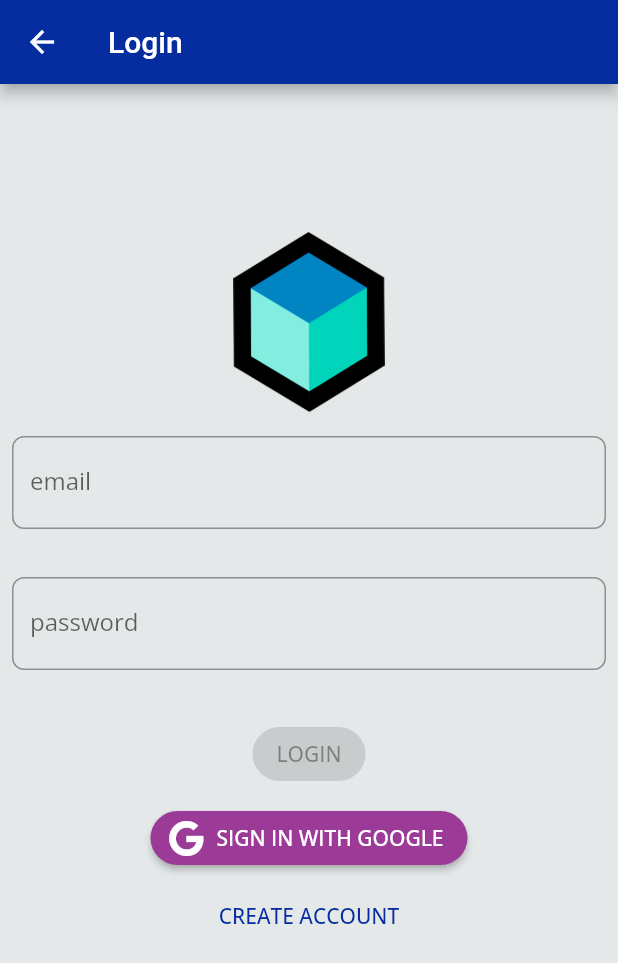
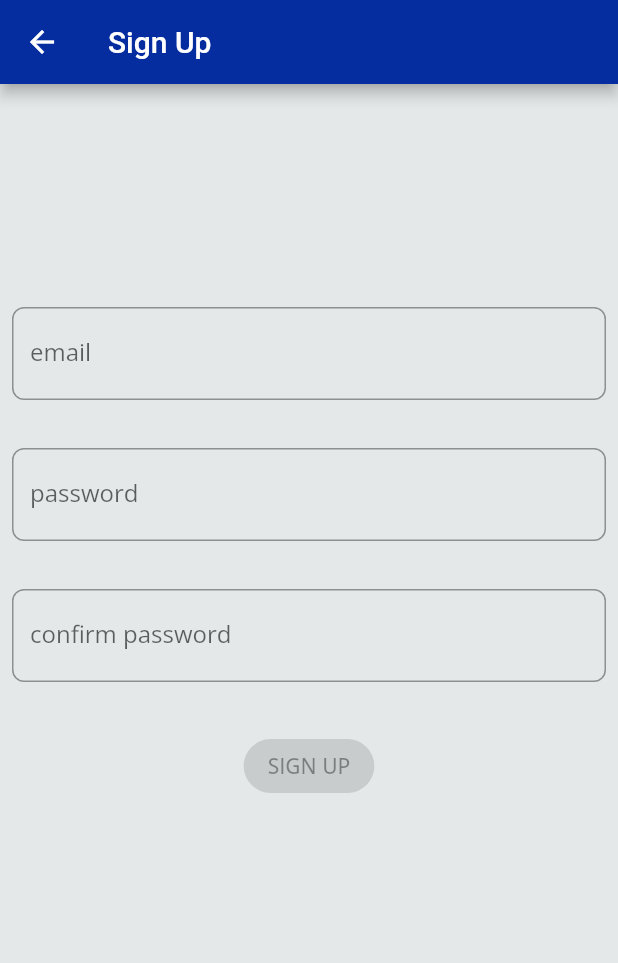
Before and after one commit to piyushpatel130689/flutter_bloc_firebase, a Flutter app: the LoginPage screen opened directly, after a tap on "CREATE ACCOUNT", on a phone screen of 412 x 824 dp. Shown: the top 963 px of the screen. Run offline on Flutter 3.47's test engine with Material 2 defaults, Android fonts, the phone set to English and light mode, and no system bars; our stand-ins replace bloc, equatable, firebase_auth, firebase_core, flutter_bloc, font_awesome_flutter and 3 more; missing offline and left inert: flow_builder, very_good_analysis; accounts and stored records are empty.

Commit message:
signup form valiation

```diff
--- a/lib/login/view/login_form.dart
+++ b/lib/login/view/login_form.dart
@@ -3,6 +3,7 @@ import 'package:flutter/material.dart';
 import 'package:font_awesome_flutter/font_awesome_flutter.dart';
 import 'package:formz/formz.dart';
 import 'package:piyush_flutter_bloc/login/cubit/login_cubit.dart';
+import 'package:piyush_flutter_bloc/sign_up/view/sign_up_page.dart';
 
 class LoginForm extends StatelessWidget {
   const LoginForm({Key? key}) : super(key: key);
@@ -144,8 +145,7 @@ class _SignUpButton extends StatelessWidget {
     final theme = Theme.of(context);
     return TextButton(
       key: const Key('loginForm_createAccount_flatButton'),
-      //onPressed: () => Navigator.of(context).push<void>(SignUpPage.route()),
-      onPressed: () => null,
+      onPressed: () => Navigator.of(context).push<void>(SignUpPage.route()),
       child: Text(
         'CREATE ACCOUNT',
         style: TextStyle(color: theme.primaryColor),
--- /dev/null
+++ b/lib/sign_up/cubit/sign_up_cubit.dart
@@ -0,0 +1,71 @@
+import 'package:authentication_repository/authentication_repository.dart';
+import 'package:bloc/bloc.dart';
+import 'package:equatable/equatable.dart';
+import 'package:form_inputs/form_inputs.dart';
+import 'package:formz/formz.dart';
+
+part 'sign_up_state.dart';
+
+class SignUpCubit extends Cubit<SignUpState> {
+  SignUpCubit(this._authenticationRepository) : super(const SignUpState());
+
+  final AuthenticationRepository _authenticationRepository;
+
+  void emailChanged(String value) {
+    final email = Email.dirty(value);
+    emit(state.copyWith(
+      email: email,
+      status: Formz.validate([
+        email,
+        state.password,
+        state.confirmedPassword,
+      ]),
+    ));
+  }
+
+  void passwordChanged(String value) {
+    final password = Password.dirty(value);
+    final confirmedPassword = ConfirmedPassword.dirty(
+      password: password.value,
+      value: state.confirmedPassword.value,
+    );
+    emit(state.copyWith(
+      password: password,
+      confirmedPassword: confirmedPassword,
+      status: Formz.validate([
+        state.email,
+        password,
+        state.confirmedPassword,
+      ]),
+    ));
+  }
+
+  void confirmedPasswordChanged(String value) {
+    final confirmedPassword = ConfirmedPassword.dirty(
+      password: state.password.value,
+      value: value,
+    );
+    emit(state.copyWith(
+      confirmedPassword: confirmedPassword,
+      status: Formz.validate([
+        state.email,
+        state.password,
+        confirmedPassword,
+      ]),
+    ));
+  }
+
+  Future<void> signUpFormSubmitted() async {
+    if (!state.status.isValidated) return;
+    emit(state.copyWith(status: FormzStatus.submissionInProgress));
+    try {
+      await _authenticationRepository.signUp(
+        email: state.email.value,
+        password: state.password.value,
+      );
+      emit(state.copyWith(status: FormzStatus.submissionSuccess));
+    } on Exception {
+      emit(state.copyWith(status: FormzStatus.submissionFailure));
+    }
+  }
+}
--- /dev/null
+++ b/lib/sign_up/cubit/sign_up_state.dart
@@ -0,0 +1,34 @@
+part of 'sign_up_cubit.dart';
+
+enum ConfirmPasswordValidationError { invalid }
+
+class SignUpState extends Equatable {
+  const SignUpState({
+    this.email = const Email.pure(),
+    this.password = const Password.pure(),
+    this.confirmedPassword = const ConfirmedPassword.pure(),
+    this.status = FormzStatus.pure,
+  });
+
+  final Email email;
+  final Password password;
+  final ConfirmedPassword confirmedPassword;
+  final FormzStatus status;
+
+  @override
+  List<Object> get props => [email, password, confirmedPassword, status];
+
+  SignUpState copyWith({
+    Email? email,
+    Password? password,
+    ConfirmedPassword? confirmedPassword,
+    FormzStatus? status,
+  }) {
+    return SignUpState(
+      email: email ?? this.email,
+      password: password ?? this.password,
+      confirmedPassword: confirmedPassword ?? this.confirmedPassword,
+      status: status ?? this.status,
+    );
+  }
+}
--- /dev/null
+++ b/lib/sign_up/sign_up.dart
@@ -0,0 +1,2 @@
+export 'cubit/sign_up_cubit.dart';
+export 'view/view.dart';
--- /dev/null
+++ b/lib/sign_up/view/sign_up_form.dart
@@ -0,0 +1,136 @@
+import 'package:flutter/material.dart';
+import 'package:flutter_bloc/flutter_bloc.dart';
+import 'package:formz/formz.dart';
+import 'package:piyush_flutter_bloc/sign_up/cubit/sign_up_cubit.dart';
+
+class SignUpForm extends StatelessWidget {
+  const SignUpForm({Key? key}) : super(key: key);
+
+  @override
+  Widget build(BuildContext context) {
+    return BlocListener<SignUpCubit, SignUpState>(
+      listener: (context, state) {
+        if (state.status.isSubmissionSuccess) {
+          Navigator.of(context).pop();
+        } else if (state.status.isSubmissionFailure) {
+          ScaffoldMessenger.of(context)
+            ..hideCurrentSnackBar()
+            ..showSnackBar(
+              const SnackBar(content: Text('Sign Up Failure')),
+            );
+        }
+      },
+      child: Align(
+        alignment: const Alignment(0, -1 / 3),
+        child: Column(
+          mainAxisSize: MainAxisSize.min,
+          children: [
+            _EmailInput(),
+            const SizedBox(height: 8.0),
+            _PasswordInput(),
+            const SizedBox(height: 8.0),
+            _ConfirmPasswordInput(),
+            const SizedBox(height: 8.0),
+            _SignUpButton(),
+          ],
+        ),
+      ),
+    );
+  }
+}
+
+class _EmailInput extends StatelessWidget {
+  @override
+  Widget build(BuildContext context) {
+    return BlocBuilder<SignUpCubit, SignUpState>(
+      buildWhen: (previous, current) => previous.email != current.email,
+      builder: (context, state) {
+        return TextField(
+          key: const Key('signUpForm_emailInput_textField'),
+          onChanged: (email) => context.read<SignUpCubit>().emailChanged(email),
+          keyboardType: TextInputType.emailAddress,
+          decoration: InputDecoration(
+            labelText: 'email',
+            helperText: '',
+            errorText: state.email.invalid ? 'invalid email' : null,
+          ),
+        );
+      },
+    );
+  }
+}
+
+class _PasswordInput extends StatelessWidget {
+  @override
+  Widget build(BuildContext context) {
+    return BlocBuilder<SignUpCubit, SignUpState>(
+      buildWhen: (previous, current) => previous.password != current.password,
+      builder: (context, state) {
+        return TextField(
+          key: const Key('signUpForm_passwordInput_textField'),
+          onChanged: (password) =>
+              context.read<SignUpCubit>().passwordChanged(password),
+          obscureText: true,
+          decoration: InputDecoration(
+            labelText: 'password',
+            helperText: '',
+            errorText: state.password.invalid ? 'invalid password' : null,
+          ),
+        );
+      },
+    );
+  }
+}
+
+class _ConfirmPasswordInput extends StatelessWidget {
+  @override
+  Widget build(BuildContext context) {
+    return BlocBuilder<SignUpCubit, SignUpState>(
+      buildWhen: (previous, current) =>
+      previous.password != current.password ||
+          previous.confirmedPassword != current.confirmedPassword,
+      builder: (context, state) {
+        return TextField(
+          key: const Key('signUpForm_confirmedPasswordInput_textField'),
+          onChanged: (confirmPassword) => context
+              .read<SignUpCubit>()
+              .confirmedPasswordChanged(confirmPassword),
+          obscureText: true,
+          decoration: InputDecoration(
+            labelText: 'confirm password',
+            helperText: '',
+            errorText: state.confirmedPassword.invalid
+                ? 'passwords do not match'
+                : null,
+          ),
+        );
+      },
+    );
+  }
+}
+
+class _SignUpButton extends StatelessWidget {
+  @override
+  Widget build(BuildContext context) {
+    return BlocBuilder<SignUpCubit, SignUpState>(
+      buildWhen: (previous, current) => previous.status != current.status,
+      builder: (context, state) {
+        return state.status.isSubmissionInProgress
+            ? const CircularProgressIndicator()
+            : ElevatedButton(
+          key: const Key('signUpForm_continue_raisedButton'),
+          style: ElevatedButton.styleFrom(
+            shape: RoundedRectangleBorder(
+              borderRadius: BorderRadius.circular(30.0),
+            ),
+            primary: Colors.orangeAccent,
+          ),
+          onPressed: state.status.isValidated
+              ? () => context.read<SignUpCubit>().signUpFormSubmitted()
+              : null,
+          child: const Text('SIGN UP'),
+        );
+      },
+    );
+  }
+}
--- /dev/null
+++ b/lib/sign_up/view/sign_up_page.dart
@@ -0,0 +1,27 @@
+import 'package:authentication_repository/authentication_repository.dart';
+import 'package:flutter/material.dart';
+import 'package:flutter_bloc/flutter_bloc.dart';
+import 'package:piyush_flutter_bloc/sign_up/cubit/sign_up_cubit.dart';
+import 'package:piyush_flutter_bloc/sign_up/view/sign_up_form.dart';
+
+class SignUpPage extends StatelessWidget {
+  const SignUpPage({Key? key}) : super(key: key);
+
+  static Route route() {
+    return MaterialPageRoute<void>(builder: (_) => const SignUpPage());
+  }
+
+  @override
+  Widget build(BuildContext context) {
+    return Scaffold(
+      appBar: AppBar(title: const Text('Sign Up')),
+      body: Padding(
+        padding: const EdgeInsets.all(8.0),
+        child: BlocProvider<SignUpCubit>(
+          create: (_) => SignUpCubit(context.read<AuthenticationRepository>()),
+          child: const SignUpForm(),
+        ),
+      ),
+    );
+  }
+}
--- /dev/null
+++ b/lib/sign_up/view/view.dart
@@ -0,0 +1,2 @@
+export 'sign_up_form.dart';
+export 'sign_up_page.dart';
```
Also changed, not shown: 5 other files.
